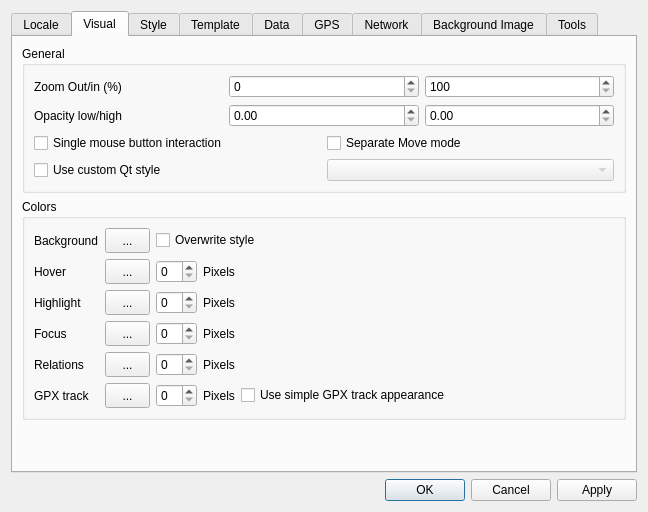
Qt form src/Preferences/PreferencesDialog.ui (openstreetmap/merkaartor) before a commit.
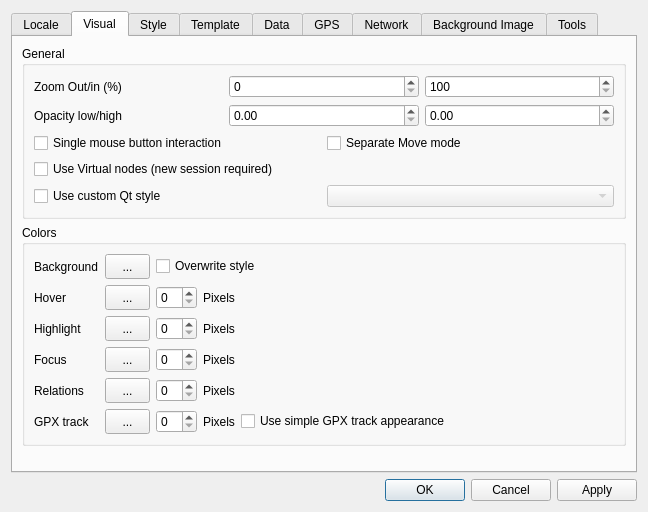
The same form after that commit. The open tabs and pages were chosen to show the change.

Commit message: ADD : Virtual nodes allow fast creation of intermediary nodes (closes #821)

Patch:
```diff
--- a/src/Preferences/PreferencesDialog.ui
+++ b/src/Preferences/PreferencesDialog.ui
@@ -176,20 +176,27 @@
               </property>
              </widget>
             </item>
-            <item row="1" column="0">
+            <item row="2" column="0">
              <widget class="QCheckBox" name="cbCustomStyle">
               <property name="text">
                <string>Use custom Qt style</string>
               </property>
              </widget>
             </item>
-            <item row="1" column="1">
+            <item row="2" column="1">
              <widget class="QComboBox" name="comboCustomStyle">
               <property name="enabled">
                <bool>false</bool>
               </property>
              </widget>
             </item>
+            <item row="1" column="0">
+             <widget class="QCheckBox" name="cbVirtualNodes">
+              <property name="text">
+               <string>Use Virtual nodes (new session required)</string>
+              </property>
+             </widget>
+            </item>
            </layout>
           </item>
          </layout>
```
Left out of the diff: 2 changed lines with no effect on the pictures. The commit also changes 28 other files.
